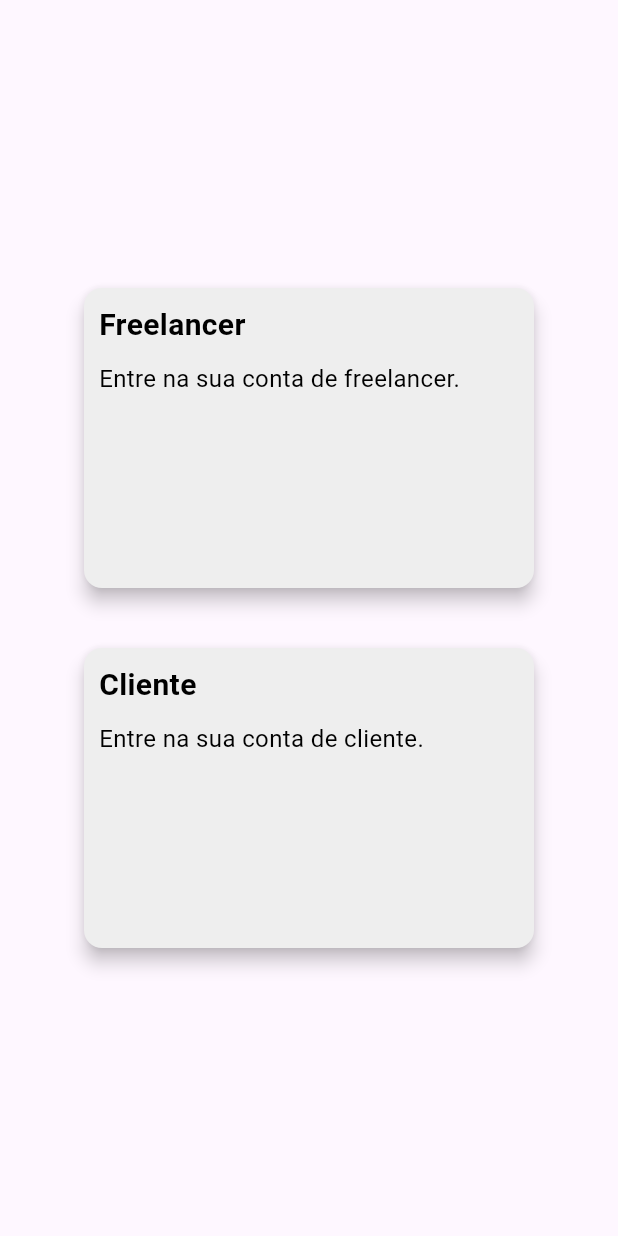
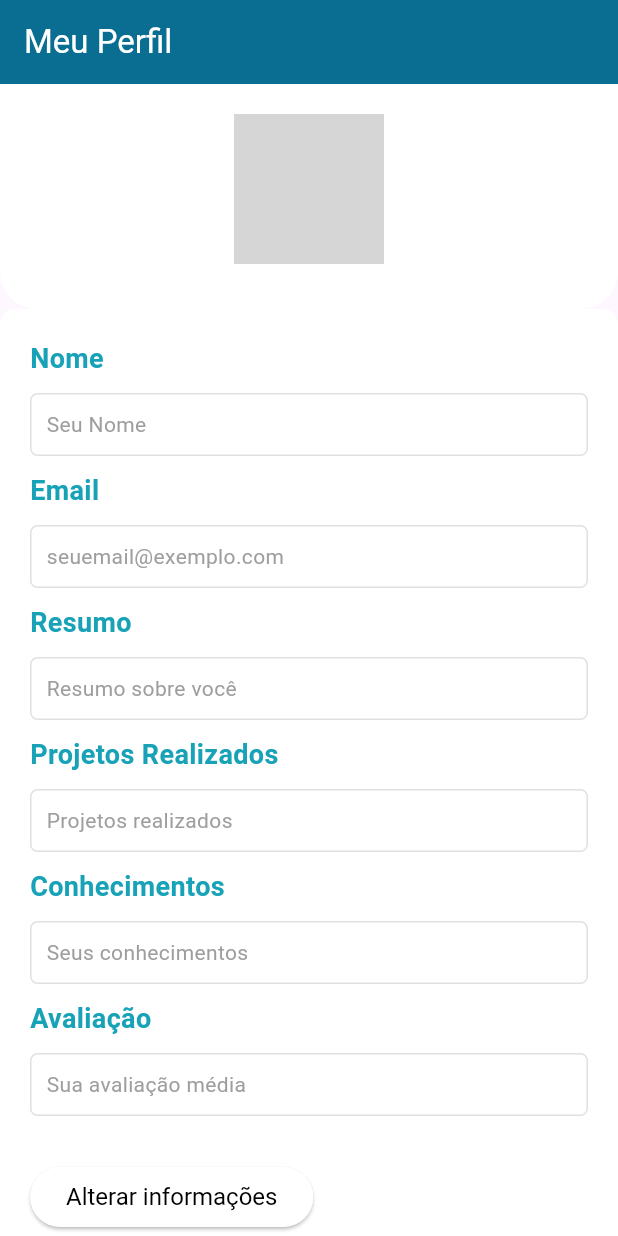
Before and after one commit to LukeFalcox/App-Freelancer, a Flutter app: the screen it shows after launch, on a phone screen of 412 x 824 dp. Run offline on Flutter 3.47's test engine with Material 3 defaults, Android fonts, the light colour scheme and no system bars; our stand-ins replace image_picker; grey boxes are pictures that could not be loaded.

Commit message:
Atualização da tela de perfil

```diff
--- a/lib/TeladePerfil.dart
+++ b/lib/TeladePerfil.dart
@@ -1,222 +1,159 @@
-// import 'package:flutter/material.dart';
-// import 'package:image_picker/image_picker.dart';
-// import 'dart:io';
+import 'package:flutter/material.dart';
+import 'package:image_picker/image_picker.dart';
+import 'dart:io';
 
-// class ProfileScreen extends StatelessWidget {
-//   const ProfileScreen({super.key});
+import 'package:zero/MudarInfoDePerfil.dart'; // Certifique-se de que o caminho da importação está correto
 
-//   @override
-//   Widget build(BuildContext context) {
-//     return MaterialApp(
-//       debugShowCheckedModeBanner: false,
-//       home: Scaffold(
-//         appBar: AppBar(
-//           title: const Text(
-//             'Meu Perfil',
-//             style: TextStyle(color: Colors.white),
-//           ),
-//           backgroundColor: Color(0xFF0A6D92),
-//         ),
-//         body: const ProfileBody(),
-//       ),
-//     );
-//   }
-// }
+class ProfileScreen extends StatelessWidget {
+  const ProfileScreen({super.key});
 
-// class ProfileBody extends StatefulWidget {
-//   const ProfileBody({super.key});
+  @override
+  Widget build(BuildContext context) {
+    return MaterialApp(
+      debugShowCheckedModeBanner: false,
+      home: Scaffold(
+        appBar: AppBar(
+          title: const Text(
+            'Meu Perfil',
+            style: TextStyle(color: Colors.white),
+          ),
+          backgroundColor: const Color(0xFF0A6D92),
+        ),
+        body: const ProfileBody(),
+      ),
+    );
+  }
+}
 
-//   @override
-//   _ProfileBodyState createState() => _ProfileBodyState();
-// }
+class ProfileBody extends StatefulWidget {
+  const ProfileBody({super.key});
 
-// class _ProfileBodyState extends State<ProfileBody> {
-//   final TextEditingController _nameController = TextEditingController();
-//   final TextEditingController _emailController = TextEditingController();
-//   final TextEditingController _projectsController = TextEditingController();
-//   final TextEditingController _skillsController = TextEditingController();
-//   final TextEditingController _ratingController = TextEditingController();
-//   final TextEditingController _summaryController = TextEditingController();
-//   String _imagePath = 'assets/foto_perfil.png';
-//   File? _imageFile;
+  @override
+  _ProfileBodyState createState() => _ProfileBodyState();
+}
 
-//   Future<void> _getImageFromGallery() async {
-//     final pickedFile =
-//         await ImagePicker().pickImage(source: ImageSource.gallery);
-//     if (pickedFile != null) {
-//       setState(() {
-//         _imageFile = File(pickedFile.path);
-//         _imagePath = pickedFile.path;
-//       });
-//     }
-//   }
+class _ProfileBodyState extends State<ProfileBody> {
+  String _imagePath = 'assets/foto_perfil.png';
+  File? _imageFile;
+  final String _name = 'Seu Nome';
+  final String _email = 'seuemail@exemplo.com';
+  final String _summary = 'Resumo sobre você';
+  final String _projects = 'Projetos realizados';
+  final String _skills = 'Seus conhecimentos';
+  final String _rating = 'Sua avaliação média';
 
-//   @override
-//   Widget build(BuildContext context) {
-//     return SingleChildScrollView(
-//       child: Column(
-//         crossAxisAlignment: CrossAxisAlignment.stretch,
-//         children: [
-//           Container(
-//             decoration: const BoxDecoration(
-//               color: Colors.white,
-//               borderRadius: BorderRadius.only(
-//                 bottomLeft: Radius.circular(25.0),
-//                 bottomRight: Radius.circular(25.0),
-//               ),
-//             ),
-//             padding: const EdgeInsets.all(20),
-//             child: Column(
-//               children: [
-//                 GestureDetector(
-//                   onTap: _getImageFromGallery,
-//                   child: CircleAvatar(
-//                     radius: 50,
-//                     backgroundImage: _imageFile != null
-//                         ? FileImage(_imageFile!)
-//                         : AssetImage(_imagePath) as ImageProvider,
-//                   ),
-//                 ),
-//                 const SizedBox(height: 10),
-//                 TextField(
-//                   controller: _nameController,
-//                   decoration: InputDecoration(
-//                     labelText: 'Nome',
-//                     labelStyle: const TextStyle(color: Color(0xFF17A2B8)),
-//                     border: OutlineInputBorder(
-//                       borderRadius: BorderRadius.circular(10.0),
-//                     ),
-//                   ),
-//                   style: const TextStyle(color: Color(0xFF17A2B8)),
-//                 ),
-//                 const SizedBox(height: 10), // Add spacing between TextFields
-//                 TextField(
-//                   controller: _emailController,
-//                   decoration: InputDecoration(
-//                     labelText: 'Email',
-//                     labelStyle: const TextStyle(color: Color(0xFF17A2B8)),
-//                     border: OutlineInputBorder(
-//                       borderRadius: BorderRadius.circular(10.0),
-//                     ),
-//                   ),
-//                   style: const TextStyle(color: Color(0xFF17A2B8)),
-//                 ),
-//                 const SizedBox(height: 10), // Add spacing between TextFields
-//                 TextField(
-//                   controller: _summaryController,
-//                   maxLines: 3,
-//                   decoration: InputDecoration(
-//                     labelText: 'Resumo',
-//                     labelStyle: const TextStyle(color: Color(0xFF17A2B8)),
-//                     border: OutlineInputBorder(
-//                       borderRadius: BorderRadius.circular(10.0),
-//                     ),
-//                   ),
-//                   style: const TextStyle(color: Color(0xFF17A2B8)),
-//                 ),
-//               ],
-//             ),
-//           ),
-//             Container(
-//               decoration: BoxDecoration(
-//                 color: Colors.white, // Define the background color for this section
-//                 borderRadius: BorderRadius.circular(10), // Optional: define the border radius
-//               ),
-//               padding: const EdgeInsets.all(20), // Optional: add padding
-//               child: Column(
-//                 crossAxisAlignment: CrossAxisAlignment.start,
-//                 children: [
-//                   const Text(
-//                     'Projetos Realizados',
-//                     style: TextStyle(
-//                       fontSize: 18,
-//                       fontWeight: FontWeight.bold,
-//                       color: Color(0xFF17A2B8),
-//                     ),
-//                   ),
-//                   const SizedBox(height: 10),
-//                   TextField(
-//                     controller: _projectsController,
-//                     maxLines: 3,
-//                     decoration: InputDecoration(
-//                       hintText: 'Descreva seus projetos realizados...',
-//                       hintStyle: const TextStyle(color: Colors.grey),
-//                       border: OutlineInputBorder(
-//                         borderRadius: BorderRadius.circular(10.0),
-//                       ),
-//                     ),
-//                   ),
-//                   const SizedBox(height: 20),
-//                   const Text(
-//                     'Conhecimentos',
-//                     style: TextStyle(
-//                       fontSize: 18,
-//                       fontWeight: FontWeight.bold,
-//                       color: Color(0xFF17A2B8),
-//                     ),
-//                   ),
-//                   const SizedBox(height: 10),
-//                   TextField(
-//                     controller: _skillsController,
-//                     maxLines: 3,
-//                     decoration: InputDecoration(
-//                       hintText: 'Descreva seus conhecimentos...',
-//                       hintStyle: const TextStyle(color: Colors.grey),
-//                       border: OutlineInputBorder(
-//                         borderRadius: BorderRadius.circular(10.0),
-//                       ),
-//                     ),
-//                   ),
-//                   const SizedBox(height: 20),
-//                   const Text(
-//                     'Avaliação',
-//                     style: TextStyle(
-//                       fontSize: 18,
-//                       fontWeight: FontWeight.bold,
-//                       color: Color(0xFF17A2B8),
-//                     ),
-//                   ),
-//                   const SizedBox(height: 10),
-//                   TextField(
-//                     controller: _ratingController,
-//                     decoration: InputDecoration(
-//                       hintText: 'Sua avaliação média...',
-//                       hintStyle: const TextStyle(color: Colors.grey),
-//                       border: OutlineInputBorder(
-//                         borderRadius: BorderRadius.circular(10.0),
-//                       ),
-//                     ),
-//                   ),
-//                   const SizedBox(height: 20),
-//                   ElevatedButton(
-//                     onPressed: () {
-//                       // Implement logic to save changes
-//                     },
-//                     style: ElevatedButton.styleFrom(
-//                       backgroundColor: Colors.white,
-//                       textStyle: const TextStyle(fontSize: 16),
-//                     ),
-//                     child: const Text(
-//                       'Salvar Alterações',
-//                       style: TextStyle(color: Colors.black),
-//                     ),
-//                   ),
-//                 ],
-//               ),
-//             ),
-//           ],
-//         ),
-//       );
-//   }
+  Future<void> _getImageFromGallery() async {
+    final pickedFile =
+        await ImagePicker().pickImage(source: ImageSource.gallery);
+    if (pickedFile != null) {
+      setState(() {
+        _imageFile = File(pickedFile.path);
+        _imagePath = pickedFile.path;
+      });
+    }
+  }
 
-//   @override
-//   void dispose() {
-//     _nameController.dispose();
-//     _emailController.dispose();
-//     _projectsController.dispose();
-//     _skillsController.dispose();
-//     _ratingController.dispose();
-//     _summaryController.dispose();
-//     super.dispose();
-//   }
-// }
+  @override
+  Widget build(BuildContext context) {
+    return SingleChildScrollView(
+      child: Column(
+        crossAxisAlignment: CrossAxisAlignment.stretch,
+        children: [
+          Container(
+            decoration: const BoxDecoration(
+              color: Colors.white,
+              borderRadius: BorderRadius.only(
+                bottomLeft: Radius.circular(25.0),
+                bottomRight: Radius.circular(25.0),
+              ),
+            ),
+            padding: const EdgeInsets.all(20),
+            child: Column(
+              children: [
+                GestureDetector(
+                  onTap: _getImageFromGallery,
+                  child: CircleAvatar(
+                    radius: 50,
+                    backgroundImage: _imageFile != null
+                        ? FileImage(_imageFile!)
+                        : AssetImage(_imagePath) as ImageProvider,
+                  ),
+                ),
+                const SizedBox(height: 10),
+              ],
+            ),
+          ),
+          Container(
+            decoration: BoxDecoration(
+              color: Colors.white,
+              borderRadius: BorderRadius.circular(10),
+            ),
+            padding: const EdgeInsets.all(20),
+            child: Column(
+              crossAxisAlignment: CrossAxisAlignment.start,
+              children: [
+                infoSessao('Nome', _name),
+                infoSessao('Email', _email),
+                infoSessao('Resumo', _summary),
+                infoSessao('Projetos Realizados', _projects),
+                infoSessao('Conhecimentos', _skills),
+                infoSessao('Avaliação', _rating),
+                const SizedBox(height: 20),
+                ElevatedButton(
+                  onPressed: () {
+                    Navigator.push(
+                      context,
+                      MaterialPageRoute(
+                          builder: (context) => const ChangeProfileScreen()),
+                    );
+                  },
+                  style: ElevatedButton.styleFrom(
+                    backgroundColor: Colors.white,
+                    textStyle: const TextStyle(fontSize: 16),
+                  ),
+                  child: const Text(
+                    'Alterar informações',
+                    style: TextStyle(color: Colors.black),
+                  ),
+                ),
+              ],
+            ),
+          ),
+        ],
+      ),
+    );
+  }
+
+  Widget infoSessao(String label, String value) {
+    return Column(
+      crossAxisAlignment: CrossAxisAlignment.start,
+      children: [
+        Text(
+          label,
+          style: const TextStyle(
+            fontSize: 18,
+            fontWeight: FontWeight.bold,
+            color: Color(0xFF17A2B8),
+          ),
+        ),
+        const SizedBox(height: 10),
+        SizedBox(
+          width: double.infinity, // Define a largura máxima disponível
+          child: Container(
+            padding: const EdgeInsets.all(10),
+            decoration: BoxDecoration(
+              color: Colors.white,
+              borderRadius: BorderRadius.circular(5),
+              border: Border.all(color: Colors.grey.shade300),
+            ),
+            child: Text(
+              value,
+              style: const TextStyle(color: Colors.grey),
+            ),
+          ),
+        ),
+        const SizedBox(height: 10),
+      ],
+    );
+  }
+}
--- a/lib/main.dart
+++ b/lib/main.dart
@@ -1,6 +1,6 @@
 import 'package:flutter/material.dart';
-import 'package:zero/TeladeCards.dart';
+import 'TeladePerfil.dart';
 
 void main() {
-  runApp(const MyApp());
+  runApp(const ProfileScreen());
 }
--- a/pubspec.yaml
+++ b/pubspec.yaml
@@ -36,6 +36,7 @@ dependencies:
   # Use with the CupertinoIcons class for iOS style icons.
   cupertino_icons: ^1.0.6
   image_picker: ^1.1.2
+  firebase_core: ^3.2.0
 
 dev_dependencies:
   flutter_test:
@@ -61,7 +62,7 @@ flutter:
 
   # To add assets to your application, add an assets section, like this:
   assets:
-    - assets/foto_perfil.png
+    - assets/XIII/
 
   # An image asset can refer to one or more resolution-specific "variants", see
   # https://flutter.dev/assets-and-images/#resolution-aware
```
Also changed, not shown: lib/MudarInfoDePerfil.dart (added, +222 -0 lines), pubspec.lock, 3 other files.
